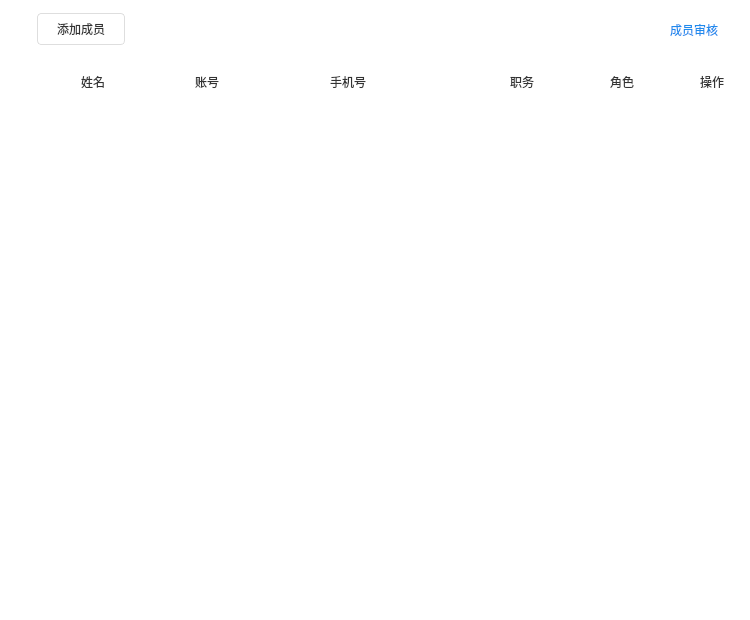
This is src/ZcloudEntCenter/EntCenterMemberWidget.ui in gispda/ZcloudDesk as Qt 5 draws it before an edit. The edited form follows.
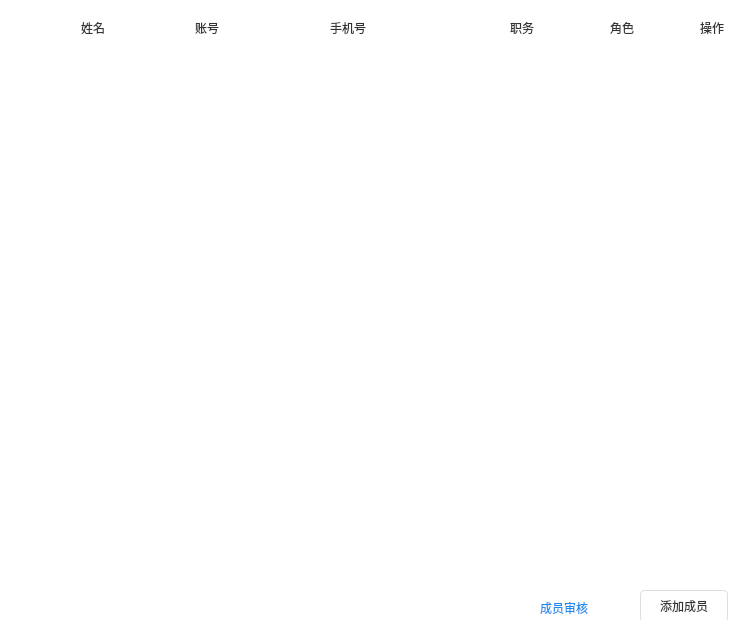
This is the edited form.

```diff
--- a/src/ZcloudEntCenter/EntCenterMemberWidget.ui
+++ b/src/ZcloudEntCenter/EntCenterMemberWidget.ui
@@ -37,8 +37,8 @@
   <widget class="QPushButton" name="addMemberButton">
    <property name="geometry">
     <rect>
-     <x>37</x>
-     <y>13</y>
+     <x>640</x>
+     <y>590</y>
      <width>88</width>
      <height>32</height>
     </rect>
@@ -72,8 +72,8 @@
   <widget class="QLabel" name="labelAudit">
    <property name="geometry">
     <rect>
-     <x>670</x>
-     <y>22</y>
+     <x>540</x>
+     <y>600</y>
      <width>61</width>
      <height>16</height>
     </rect>
@@ -112,7 +112,7 @@
    <property name="geometry">
     <rect>
      <x>81</x>
-     <y>74</y>
+     <y>20</y>
      <width>27</width>
      <height>15</height>
     </rect>
@@ -148,7 +148,7 @@
    <property name="geometry">
     <rect>
      <x>195</x>
-     <y>74</y>
+     <y>20</y>
      <width>27</width>
      <height>15</height>
     </rect>
@@ -184,7 +184,7 @@
    <property name="geometry">
     <rect>
      <x>330</x>
-     <y>74</y>
+     <y>20</y>
      <width>45</width>
      <height>15</height>
     </rect>
@@ -220,7 +220,7 @@
    <property name="geometry">
     <rect>
      <x>510</x>
-     <y>74</y>
+     <y>20</y>
      <width>27</width>
      <height>15</height>
     </rect>
@@ -256,7 +256,7 @@
    <property name="geometry">
     <rect>
      <x>700</x>
-     <y>74</y>
+     <y>20</y>
      <width>27</width>
      <height>15</height>
     </rect>
@@ -292,9 +292,9 @@
    <property name="geometry">
     <rect>
      <x>10</x>
-     <y>110</y>
+     <y>50</y>
      <width>730</width>
-     <height>310</height>
+     <height>540</height>
     </rect>
    </property>
    <property name="sizePolicy">
@@ -306,13 +306,13 @@
    <property name="minimumSize">
     <size>
      <width>730</width>
-     <height>310</height>
+     <height>540</height>
     </size>
    </property>
    <property name="maximumSize">
     <size>
      <width>740</width>
-     <height>310</height>
+     <height>540</height>
     </size>
    </property>
    <property name="styleSheet">
@@ -339,7 +339,7 @@
    <property name="geometry">
     <rect>
      <x>610</x>
-     <y>74</y>
+     <y>20</y>
      <width>28</width>
      <height>15</height>
     </rect>
```
Left out of the diff: 6 changed lines with no effect on the pictures.
